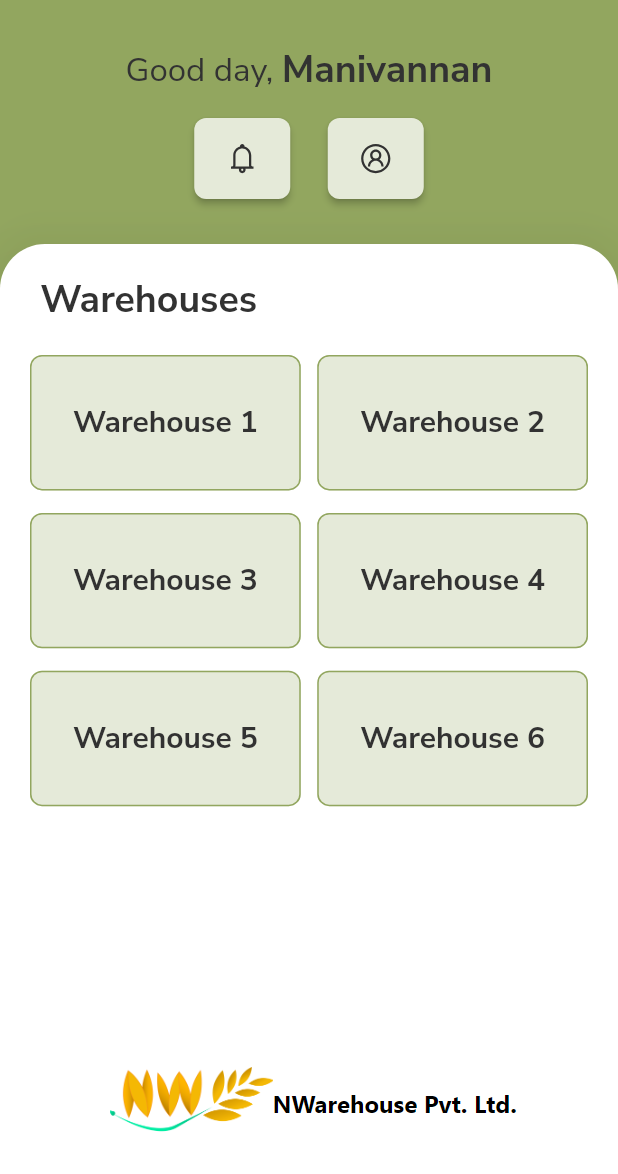
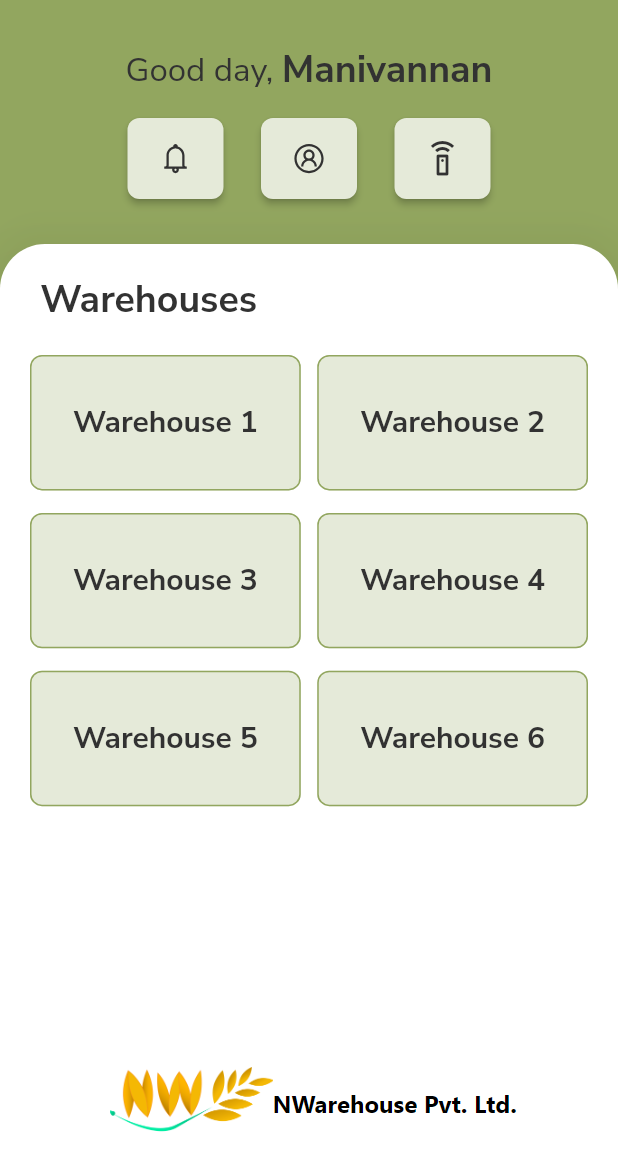
Before and after one commit to ThrivikramGR/nWarehouse-App, a Flutter app: the screen it shows after launch, on a phone screen of 412 x 824 dp, the part 62-1236 px from its top. Run offline on Flutter 3.47's test engine with Material 2 defaults, Android fonts, the phone set to English and light mode, and no system bars; our stand-ins replace cloud_firestore, date_time_picker, dio, firebase_auth, firebase_core, flutter_spinkit and 4 more; accounts and stored records are empty.

Commit message:
ble package added, remote control screen nav and page setup

```diff
--- a/lib/screens/home/home_screen.dart
+++ b/lib/screens/home/home_screen.dart
@@ -2,6 +2,7 @@ import 'package:flutter/material.dart';
 import 'package:flutter_spinkit/flutter_spinkit.dart';
 import 'package:iot_project/custom_widgets/scaffold_elements.dart';
 import 'package:iot_project/screens/home/notifications_screen.dart';
+import 'package:iot_project/screens/home/remoteControl_screen.dart';
 import 'package:iot_project/screens/home/user_profile_screen.dart';
 import 'package:iot_project/screens/warehouse_flow/warehouse_slots/slots_screen.dart';
 import 'package:line_icons/line_icons.dart';
@@ -415,6 +416,36 @@ class _HomeScreenState extends State<HomeScreen> {
                         padding: EdgeInsets.symmetric(vertical: 15),
                       ),
                     ),
+                    SizedBox(
+                      width: 25,
+                    ),
+                    ElevatedButton(
+                      onPressed: () {
+                        Navigator.push(
+                          context,
+                          MaterialPageRoute(
+                            builder: (context) => RemoteControlScreen(),
+                          ),
+                        );
+                      },
+                      child: Hero(
+                        tag: "remote",
+                        child: Icon(
+                          Icons.settings_remote_outlined,
+                          color: Color(0xFF323232),
+                        ),
+                      ),
+                      style: ElevatedButton.styleFrom(
+                        //primary: Color(0xFFDCDE9F),
+                        //primary: Color(0xFFE6E3C0),
+                        primary: Color(0xFFE5EAD9),
+                        //onPrimary: Color(0xFF92A65F),
+                        shape: RoundedRectangleBorder(
+                          borderRadius: BorderRadius.circular(8),
+                        ),
+                        padding: EdgeInsets.symmetric(vertical: 15),
+                      ),
+                    ),
                   ],
                 ),
                 SizedBox(
--- a/pubspec.yaml
+++ b/pubspec.yaml
@@ -48,10 +48,7 @@ dependencies:
   group_button: ^5.0.1
   syncfusion_flutter_charts: ^20.2.49
   flutter_native_splash: ^2.2.9
-
-
-
-
+  flutter_blue: ^0.8.0
 
 dev_dependencies:
   flutter_test:
```
Also changed, not shown: lib/screens/home/remoteControl_screen.dart (added, +33 -0 lines), pubspec.lock.
